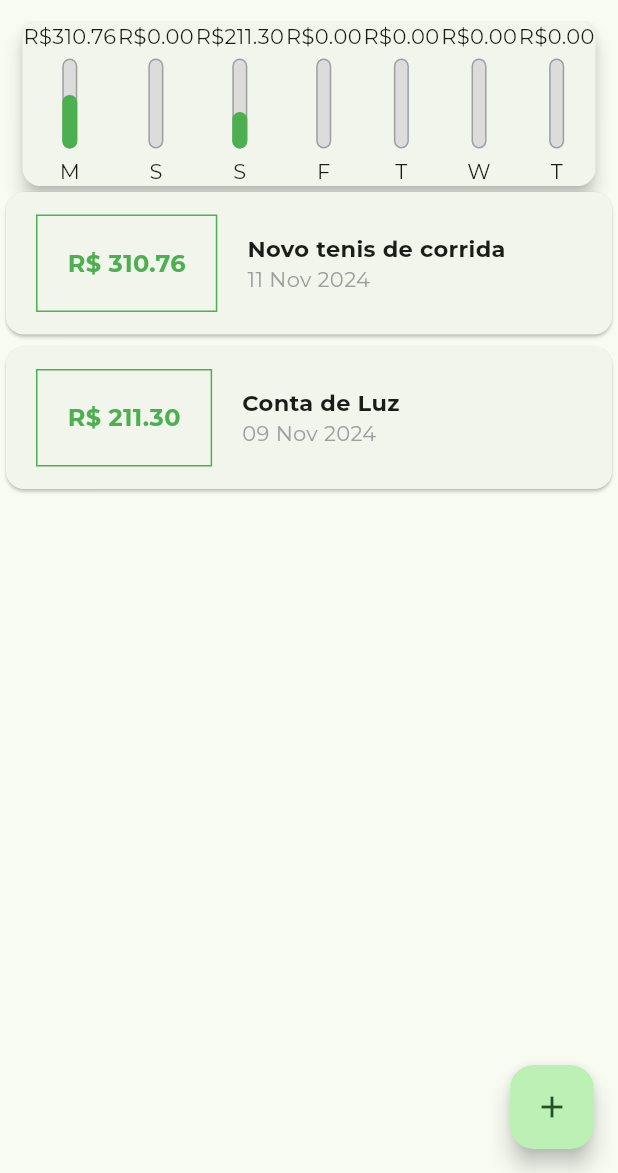
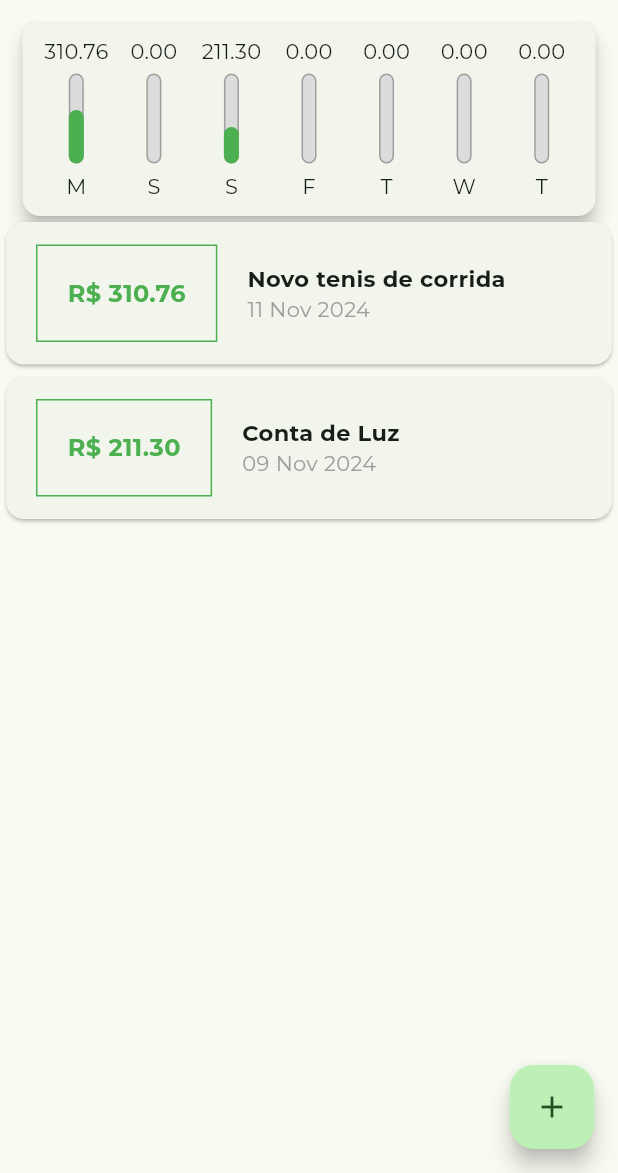
Before and after one commit to PedroGoncalves-Dev/Despesas-flutter, a Flutter app: the screen it shows after launch, on a phone screen of 412 x 824 dp, the part 63-1236 px from its top. Run offline on Flutter 3.47's test engine with Material 3 defaults, Android fonts, the light colour scheme and no system bars; missing offline and left inert: dart:ffi; project files that could hold a hidden picture were left out.

Commit message:
Alinhamento de items no charBar

```diff
--- a/lib/components/chart.dart
+++ b/lib/components/chart.dart
@@ -42,14 +42,20 @@ class Chart extends StatelessWidget {
     return Card(
       elevation: 5,
       margin: const EdgeInsets.symmetric(horizontal: 15),
+      child: Padding(
+        padding: const EdgeInsets.all(10),
         child: Row(
             mainAxisAlignment: MainAxisAlignment.spaceAround,
             children: groupedTransaction.map((tr) {
-            return ChartBar(
+              return Flexible(
+                fit: FlexFit.tight,
+                child: ChartBar(
                     label: tr['day'].toString(),
                     value: (tr['value'] as double),
-                percentege: (tr['value'] as double) / _weekTotalValue);
+                    percentege: (tr['value'] as double) / _weekTotalValue),
+              );
             }).toList()),
+      ),
     );
   }
 }
--- a/lib/components/chart_bar.dart
+++ b/lib/components/chart_bar.dart
@@ -11,7 +11,9 @@ class ChartBar extends StatelessWidget {
   Widget build(BuildContext context) {
     return Column(
       children: [
-        Text('R\$${value.toStringAsFixed(2)}'),
+        FittedBox(
+          child: Text(value.toStringAsFixed(2)),
+        ),
         const SizedBox(
           height: 5,
         ),
```
Lines whose indentation alone changed are shown as unchanged.
